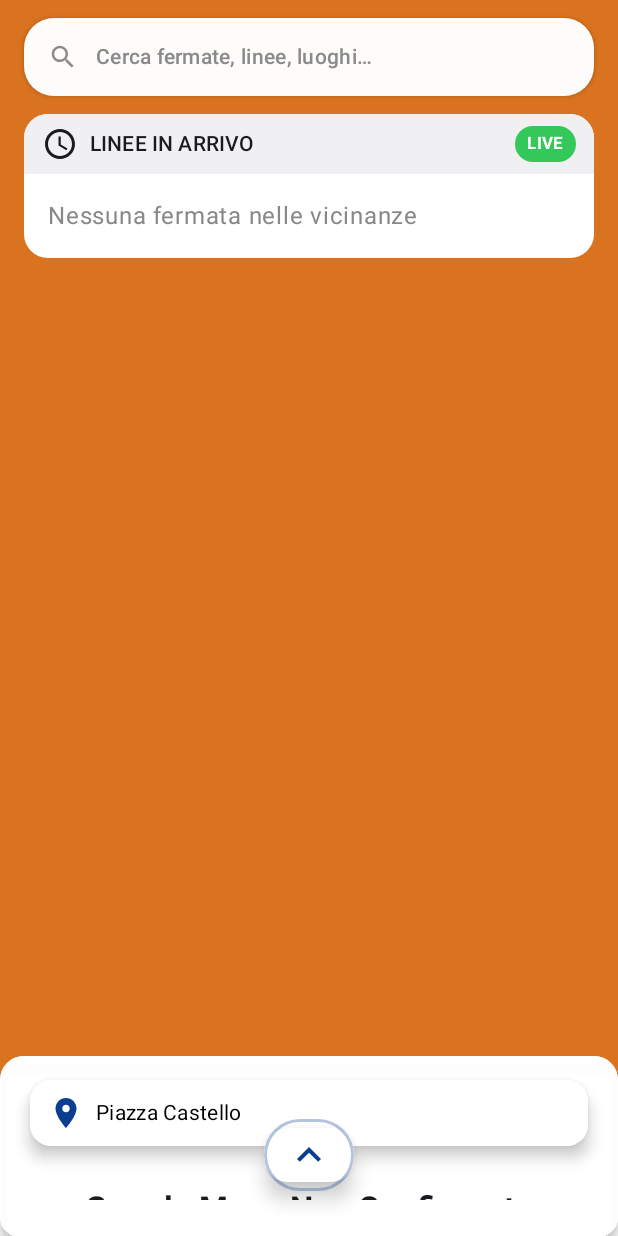
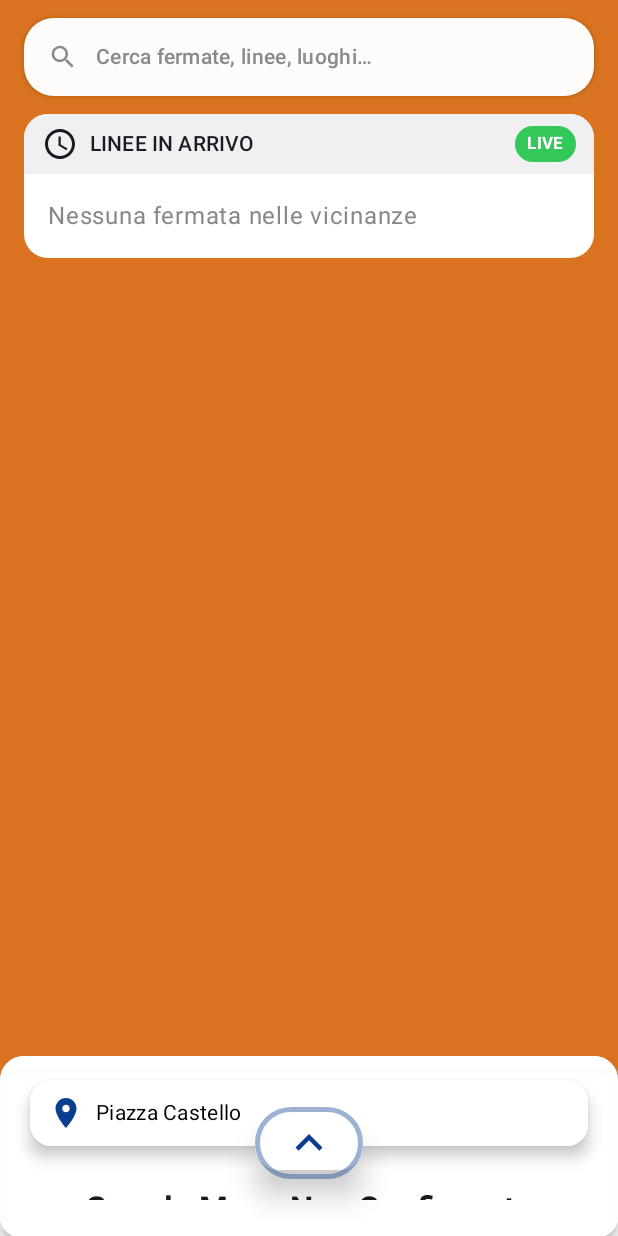
Before and after one commit to alexgl71/UrbanWayAndroid, an Android app built with Jetpack Compose: the screen it shows after launch (MainActivity), on a phone screen of 412 x 824 dp. Run offline under Robolectric (Android 15) with nearby library versions, the phone set to English and light mode, and no system bars.

Commit message:
Fix FAB button size and prominence
The FAB button was barely visible in the previous implementation.

Major improvements:
- Increase size from 60dp to 72dp for much better visibility
- Enhance offset from -24dp to -32dp for more dramatic floating effect
- Stronger elevation (12dp default, 16dp pressed) for better depth
- Thicker 3dp border with 40% opacity for stronger definition
- Larger icon size (36dp) for maximum visual impact

The FAB should now be properly prominent and visible like the iOS version.

🤖 Generated with [Claude Code](https://claude.ai/code)

Co-Authored-By: Claude <noreply@anthropic.com>

```diff
--- a/app/src/main/java/com/av/urbanway/presentation/components/DraggableBottomSheet.kt
+++ b/app/src/main/java/com/av/urbanway/presentation/components/DraggableBottomSheet.kt
@@ -80,19 +80,19 @@ fun DraggableBottomSheet(
                         containerColor = Color.White,
                         contentColor = Navy,
                         elevation = FloatingActionButtonDefaults.elevation(
-                            defaultElevation = 8.dp,
-                            pressedElevation = 12.dp
+                            defaultElevation = 12.dp,
+                            pressedElevation = 16.dp
                         ),
                         modifier = Modifier
-                            .offset(y = (-24).dp)
-                            .size(60.dp)
-                            .border(width = 2.dp, color = Navy.copy(alpha = 0.3f), shape = CircleShape)
+                            .offset(y = (-32).dp)
+                            .size(72.dp)
+                            .border(width = 3.dp, color = Navy.copy(alpha = 0.4f), shape = CircleShape)
                     ) {
                         Icon(
                             imageVector = if (expanded) Icons.Default.ExpandMore else Icons.Default.ExpandLess,
                             contentDescription = if (expanded) "Collapse" else "Expand",
                             tint = Navy,
-                            modifier = Modifier.size(32.dp)
+                            modifier = Modifier.size(36.dp)
                         )
                     }
                 }
```
